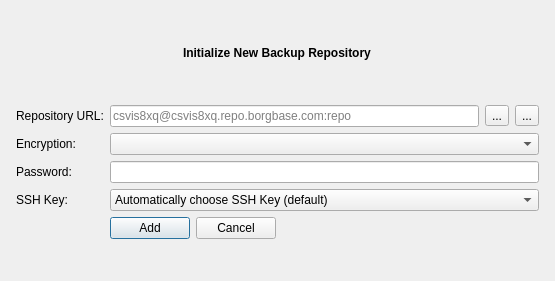
Above: src/vorta/assets/UI/repoadd.ui from borgbase/vorta before the change. Below: the same form after it.
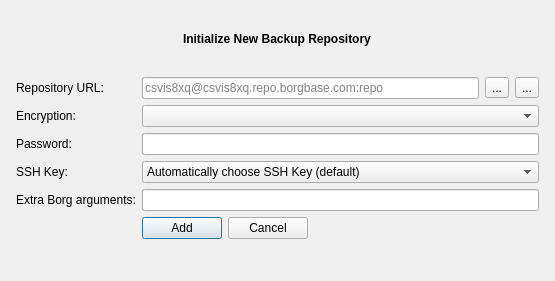
That is the form after the change. Icons and pictures are not drawn.

Commit message:
Add borg extra arguments (#96)
Added a field to the repo information so additional arguments can be
added to the borg command line. The arguments specified there are
appended to every command that's run on that repo.

```diff
--- a/src/vorta/assets/UI/repoadd.ui
+++ b/src/vorta/assets/UI/repoadd.ui
@@ -149,7 +149,18 @@
        </item>
       </widget>
      </item>
-     <item row="7" column="1">
+     <item row="6" column="0">
+      <widget class="QLabel" name="label_3">
+       <property name="text">
+        <string>Extra Borg arguments:</string>
+       </property>
+      </widget>
+     </item>
+     <item row="6" column="1">
+      <widget class="QLineEdit" name="extraBorgArgumentsLineEdit">
+      </widget>
+     </item>
+     <item row="8" column="1">
       <widget class="QLabel" name="errorText">
        <property name="sizePolicy">
         <sizepolicy hsizetype="Expanding" vsizetype="Preferred">
@@ -185,7 +196,7 @@
        </property>
       </widget>
      </item>
-     <item row="6" column="1">
+     <item row="7" column="1">
       <layout class="QHBoxLayout" name="horizontalLayout_2">
        <item>
         <widget class="QPushButton" name="saveButton">
```
The commit also changes 6 other files.
